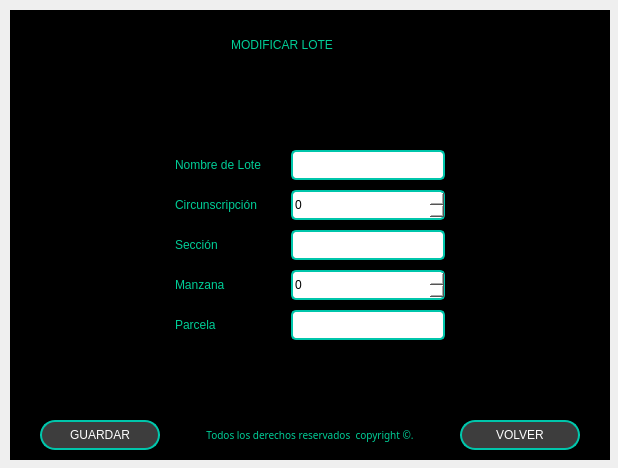
This is Front/Modificar Lote Ventana.ui in MartinFernandezSantia/AplicacionPyThonPyQT6 as Qt 5 draws it before an edit. The edited form follows.
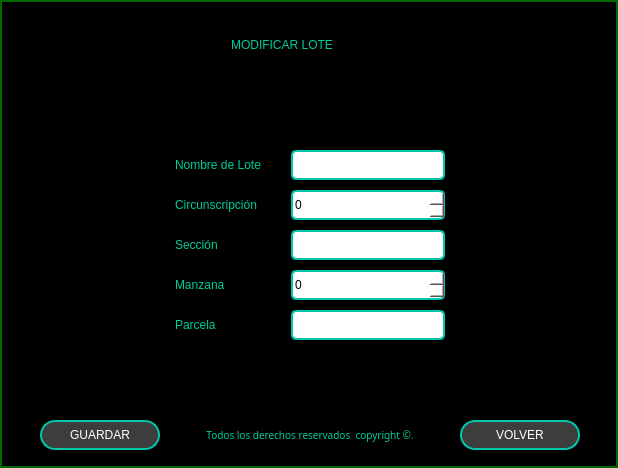
This is the edited form. Icons and pictures are not drawn.

Commit message: Se agrego borde negro en todo con unresaltador color verde gradiente

```diff
--- a/Front/Modificar Lote Ventana.ui
+++ b/Front/Modificar Lote Ventana.ui
@@ -10,10 +10,16 @@
     <height>468</height>
    </rect>
   </property>
+  <property name="sizePolicy">
+   <sizepolicy hsizetype="Minimum" vsizetype="Minimum">
+    <horstretch>0</horstretch>
+    <verstretch>0</verstretch>
+   </sizepolicy>
+  </property>
   <property name="minimumSize">
    <size>
-    <width>0</width>
-    <height>0</height>
+    <width>618</width>
+    <height>450</height>
    </size>
   </property>
   <property name="maximumSize">
@@ -25,6 +31,12 @@
   <property name="windowTitle">
    <string>MainWindow</string>
   </property>
+  <property name="styleSheet">
+   <string notr="true">QMainWindow {
+	background-color: black;
+    border: 2px solid rgba(2, 210, 3, 0.5);
+}</string>
+  </property>
   <widget class="QWidget" name="centralwidget">
    <widget class="QFrame" name="frame">
     <property name="geometry">
```
The commit also changes 2 other files.
